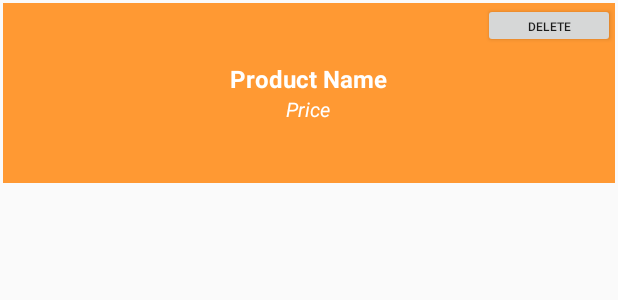
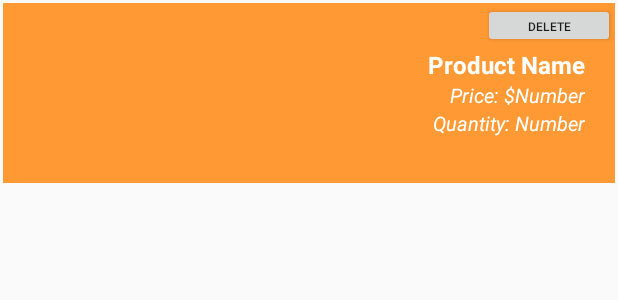
Before and after one commit to adamcreeves/GroceryApp, an Android app: the layout row_adapter_shopping_cart.xml on its own in the app's theme, with its tools: preview values and no code run, on a phone screen of 412 x 824 dp. Shown: the top 300 px of the screen. Run offline under Robolectric (Android 15) with nearby library versions, the phone set to English and light mode, and no system bars.

Commit message:
Shopping Cart is Functional
You can add and remove items from the shopping cart and the shopping cart now displays the list of items in the cart

```diff
--- a/app/src/main/res/layout/row_adapter_shopping_cart.xml
+++ b/app/src/main/res/layout/row_adapter_shopping_cart.xml
@@ -18,7 +18,8 @@
     <LinearLayout
         android:layout_width="wrap_content"
         android:layout_height="wrap_content"
-        android:layout_centerHorizontal="true"
+        android:layout_alignParentRight="true"
+        android:layout_marginRight="20dp"
         android:layout_centerVertical="true"
         android:orientation="vertical">
 
@@ -26,23 +27,59 @@
             android:id="@+id/text_view_cart_product_name"
             android:layout_width="wrap_content"
             android:layout_height="wrap_content"
-            android:layout_gravity="center"
+            android:layout_gravity="right"
             android:text="Product Name"
             android:textColor="#fff"
             android:textSize="16dp"
             android:textStyle="bold" />
 
+        <RelativeLayout
+            android:layout_width="match_parent"
+            android:layout_height="wrap_content">
+
+            <TextView
+                android:layout_width="wrap_content"
+                android:layout_height="wrap_content"
+                android:layout_toLeftOf="@+id/text_view_cart_price"
+                android:text="Price: $"
+                android:textColor="#fff"
+                android:textSize="13dp"
+                android:textStyle="italic" />
+
             <TextView
                 android:id="@+id/text_view_cart_price"
                 android:layout_width="wrap_content"
                 android:layout_height="wrap_content"
-            android:layout_gravity="center"
-            android:text="Price"
+                android:layout_alignParentRight="true"
+                android:text="Number"
+                android:textColor="#fff"
+                android:textSize="13dp"
+                android:textStyle="italic" />
+        </RelativeLayout>
+
+        <RelativeLayout
+            android:layout_width="match_parent"
+            android:layout_height="wrap_content">
+
+            <TextView
+                android:layout_width="wrap_content"
+                android:layout_height="wrap_content"
+                android:text="Quantity: "
+                android:layout_toLeftOf="@+id/text_view_cart_quantity"
                 android:textColor="#fff"
                 android:textSize="13dp"
                 android:textStyle="italic" />
 
-
+            <TextView
+                android:id="@+id/text_view_cart_quantity"
+                android:layout_width="wrap_content"
+                android:layout_height="wrap_content"
+                android:layout_alignParentRight="true"
+                android:text="Number"
+                android:textColor="#fff"
+                android:textSize="13dp"
+                android:textStyle="italic" />
+        </RelativeLayout>
 
     </LinearLayout>
 
```
Also changed, not shown: app/src/main/java/com/example/glossaryapp/activities/HomeActivity.kt (+25 -8 lines), app/src/main/java/com/example/glossaryapp/activities/ProductDetailActivity.kt (+42 -16 lines), app/src/main/java/com/example/glossaryapp/activities/ShoppingCartActivity.kt (+48 -7 lines), app/src/main/java/com/example/glossaryapp/activities/SubCategoryActivity.kt (+6 -1 lines), app/src/main/java/com/example/glossaryapp/adapters/AdapterShoppingCart.kt (+27 -23 lines), app/src/main/java/com/example/glossaryapp/database/DBHelper.kt (+27 -24 lines), app/src/main/java/com/example/glossaryapp/models/CartProductData.kt (added, +10 -0 lines), app/src/main/java/com/example/glossaryapp/models/ProductData.kt (+6 -6 lines), app/src/main/res/layout/activity_product_detail.xml (+18 -9 lines), app/src/main/res/layout/activity_shopping_cart.xml (+4 -4 lines). Lines whose indentation alone changed are shown as unchanged.
